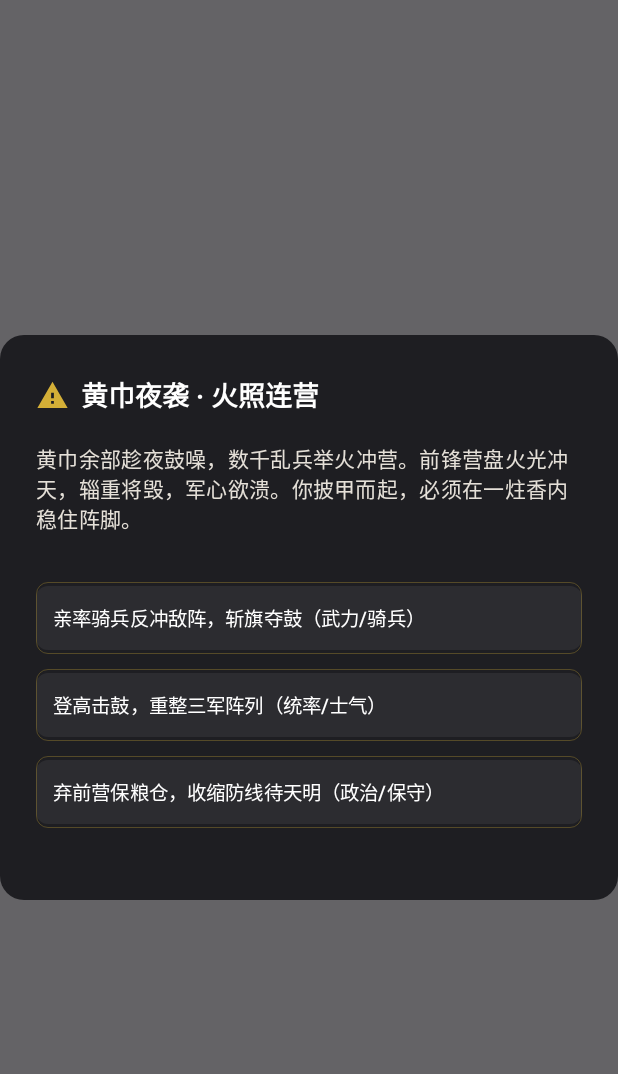
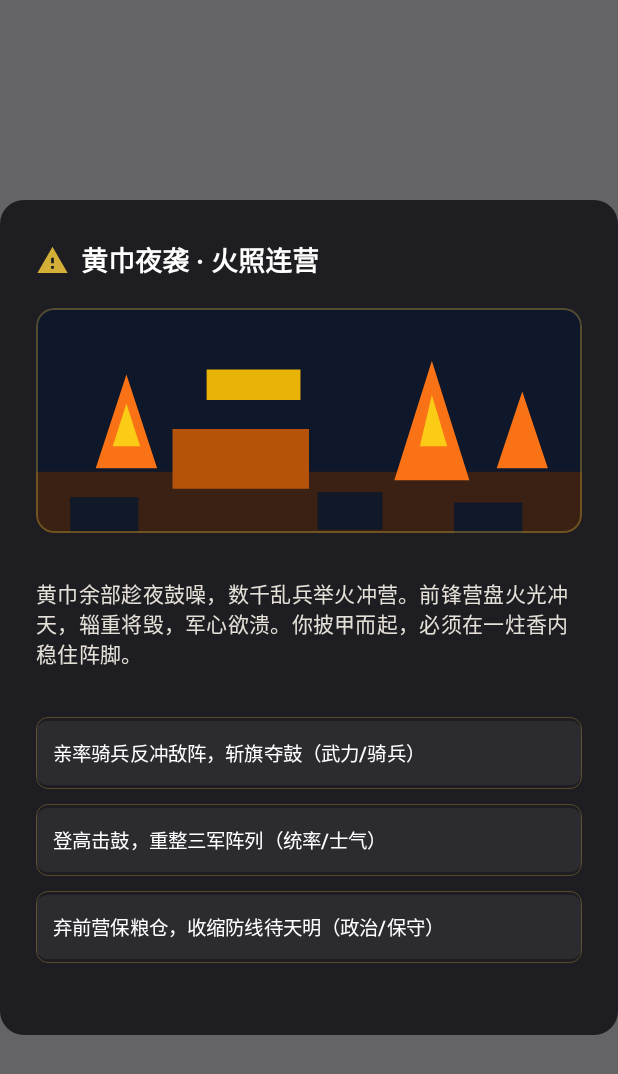
Before and after one commit to xiemingxin1145/-vc, an Android app built with Jetpack Compose: the composable EventChoiceDialog called with sample values from the repository, on a phone screen of 412 x 824 dp. Shown: the top 1074 px of the screen. Run offline under Robolectric (Android 15) with nearby library versions, the phone set to English and light mode, and no system bars.

Commit message:
feat: show images in event choice dialog

```diff
--- a/app/src/main/java/com/example/MainActivity.kt
+++ b/app/src/main/java/com/example/MainActivity.kt
@@ -1826,6 +1826,21 @@ fun EventChoiceDialog(
         },
         text = {
             Column(verticalArrangement = Arrangement.spacedBy(10.dp)) {
+                val eventImageRes = GameImageAssets.imageForEvent(event.id)
+                if (eventImageRes != null) {
+                    Image(
+                        painter = painterResource(id = eventImageRes),
+                        contentDescription = event.title,
+                        modifier = Modifier
+                            .fillMaxWidth()
+                            .height(150.dp)
+                            .clip(RoundedCornerShape(12.dp))
+                            .border(1.dp, Color(0xFFD4AF37).copy(alpha = 0.35f), RoundedCornerShape(12.dp)),
+                        contentScale = ContentScale.Crop
+                    )
+                    Spacer(modifier = Modifier.height(10.dp))
+                }
+
                 Text(event.description, color = Color(0xFFE5E0D8), fontSize = 14.sp, lineHeight = 20.sp)
 
                 Spacer(modifier = Modifier.height(12.dp))
```
